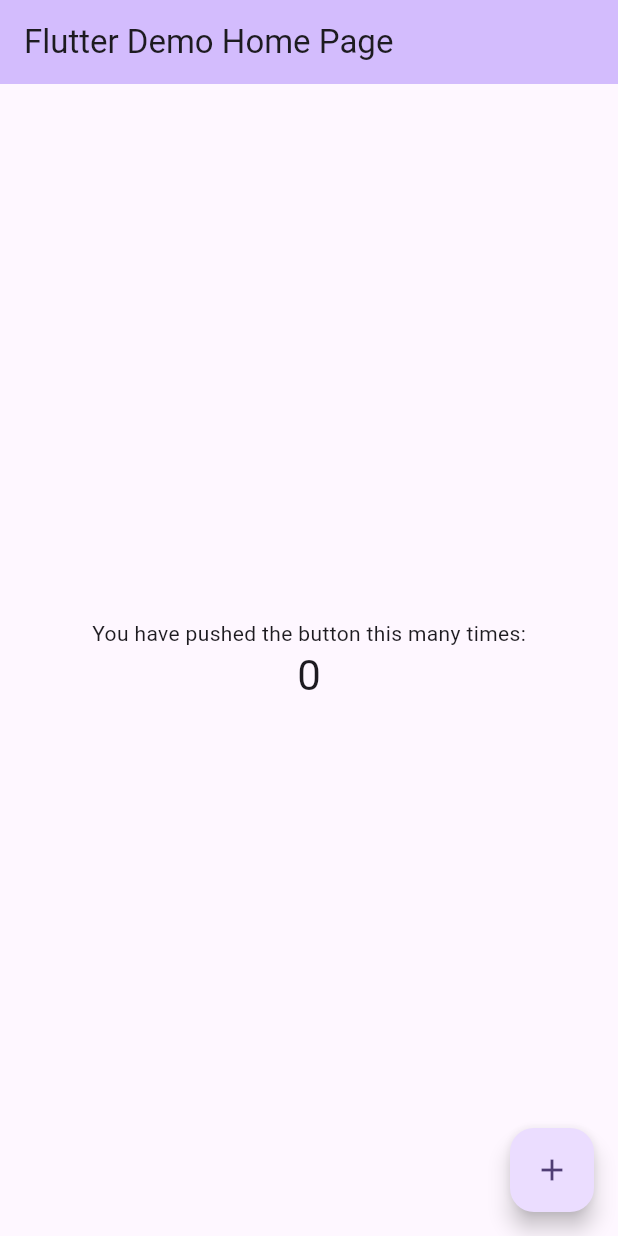
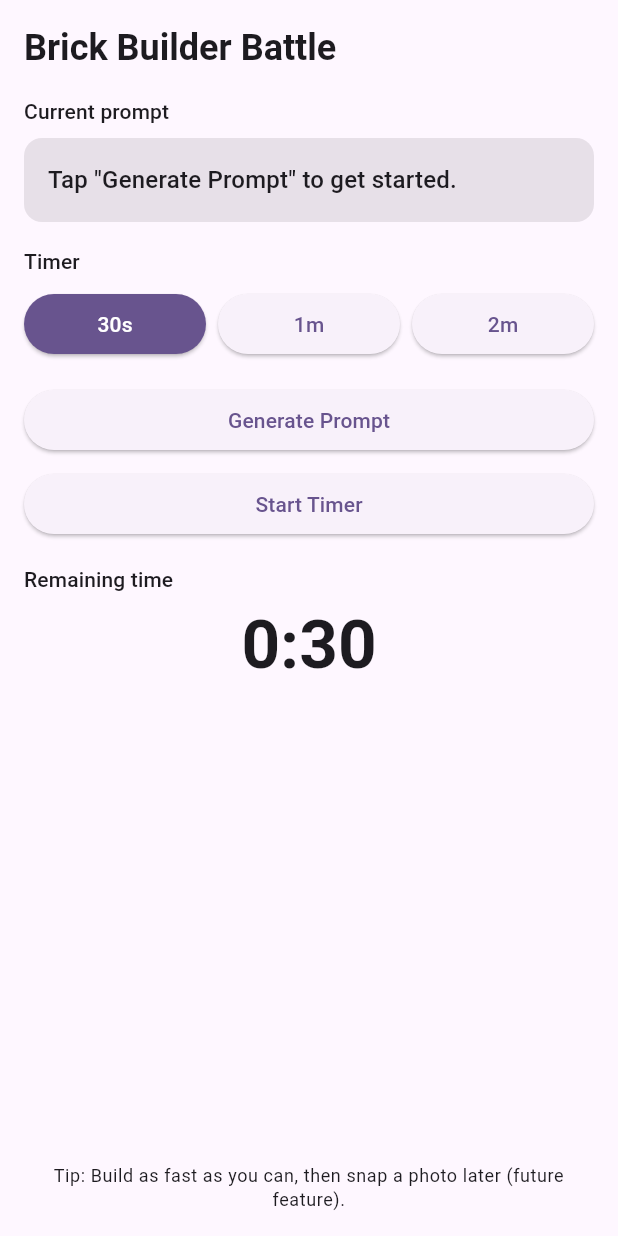
Before and after one commit to NDePetris/brick-builder-battle, a Flutter app: the screen it shows after launch, on a phone screen of 412 x 824 dp. Run offline on Flutter 3.47's test engine with Material 3 defaults, Android fonts, the phone set to English and light mode, and no system bars.

Commit message:
first pass on MVP with cursor

```diff
--- a/lib/main.dart
+++ b/lib/main.dart
@@ -1,121 +1,216 @@
+import 'dart:async';
+import 'dart:math';
+
 import 'package:flutter/material.dart';
 
 void main() {
-  runApp(const MyApp());
+  runApp(const BrickBuilderBattleApp());
 }
 
-class MyApp extends StatelessWidget {
-  const MyApp({super.key});
+class BrickBuilderBattleApp extends StatelessWidget {
+  const BrickBuilderBattleApp({super.key});
 
-  // This widget is the root of your application.
   @override
   Widget build(BuildContext context) {
     return MaterialApp(
-      title: 'Flutter Demo',
+      debugShowCheckedModeBanner: false,
+      title: 'Brick Builder Battle',
       theme: ThemeData(
-        // This is the theme of your application.
-        //
-        // TRY THIS: Try running your application with "flutter run". You'll see
-        // the application has a purple toolbar. Then, without quitting the app,
-        // try changing the seedColor in the colorScheme below to Colors.green
-        // and then invoke "hot reload" (save your changes or press the "hot
-        // reload" button in a Flutter-supported IDE, or press "r" if you used
-        // the command line to start the app).
-        //
-        // Notice that the counter didn't reset back to zero; the application
-        // state is not lost during the reload. To reset the state, use hot
-        // restart instead.
-        //
-        // This works for code too, not just values: Most code changes can be
-        // tested with just a hot reload.
-        colorScheme: .fromSeed(seedColor: Colors.deepPurple),
+        colorScheme: ColorScheme.fromSeed(seedColor: Colors.deepPurple),
+        useMaterial3: true,
       ),
-      home: const MyHomePage(title: 'Flutter Demo Home Page'),
+      home: const BrickBuilderBattleScreen(),
     );
   }
 }
 
-class MyHomePage extends StatefulWidget {
-  const MyHomePage({super.key, required this.title});
-
-  // This widget is the home page of your application. It is stateful, meaning
-  // that it has a State object (defined below) that contains fields that affect
-  // how it looks.
-
-  // This class is the configuration for the state. It holds the values (in this
-  // case the title) provided by the parent (in this case the App widget) and
-  // used by the build method of the State. Fields in a Widget subclass are
-  // always marked "final".
-
-  final String title;
+class BrickBuilderBattleScreen extends StatefulWidget {
+  const BrickBuilderBattleScreen({super.key});
 
   @override
-  State<MyHomePage> createState() => _MyHomePageState();
+  State<BrickBuilderBattleScreen> createState() =>
+      _BrickBuilderBattleScreenState();
 }
 
-class _MyHomePageState extends State<MyHomePage> {
-  int _counter = 0;
+class _BrickBuilderBattleScreenState extends State<BrickBuilderBattleScreen> {
+  final _random = Random();
 
-  void _incrementCounter() {
+  // In the future, these prompts could come from an API. For now, keep them local
+  // and simple.
+  final List<String> _objects = const ['dragon', 'castle', 'robot'];
+  final List<String> _modifiers = const ['tiny', 'giant', 'upside-down'];
+  final List<String> _styles = const ['futuristic', 'medieval', 'cartoon'];
+
+  String _prompt = 'Tap "Generate Prompt" to get started.';
+
+  int _selectedDurationSeconds = 30;
+  int _remainingSeconds = 30;
+
+  Timer? _timer;
+  bool _isRunning = false;
+
+  @override
+  void dispose() {
+    _timer?.cancel();
+    super.dispose();
+  }
+
+  void _selectDuration(int seconds) {
+    if (_isRunning) return; // Keep it simple: don't change duration mid-timer.
+
     setState(() {
-      // This call to setState tells the Flutter framework that something has
-      // changed in this State, which causes it to rerun the build method below
-      // so that the display can reflect the updated values. If we changed
-      // _counter without calling setState(), then the build method would not be
-      // called again, and so nothing would appear to happen.
-      _counter++;
+      _selectedDurationSeconds = seconds;
+      _remainingSeconds = seconds;
     });
+  }
+
+  void _generatePrompt() {
+    final object = _objects[_random.nextInt(_objects.length)];
+    final modifier = _modifiers[_random.nextInt(_modifiers.length)];
+    final style = _styles[_random.nextInt(_styles.length)];
+
+    setState(() {
+      _prompt = 'Build a $modifier $style $object';
+    });
+  }
+
+  void _startTimer() {
+    if (_isRunning) return; // Prevent multiple timers running at once.
+
+    _timer?.cancel(); // Safety: ensure any old timer is gone.
+
+    setState(() {
+      _isRunning = true;
+      _remainingSeconds = _selectedDurationSeconds;
+    });
+
+    _timer = Timer.periodic(const Duration(seconds: 1), (timer) {
+      if (!mounted) return;
+
+      setState(() {
+        _remainingSeconds--;
+
+        if (_remainingSeconds <= 0) {
+          _remainingSeconds = 0;
+          _isRunning = false;
+          _timer?.cancel();
+          _timer = null;
+        }
+      });
+    });
+  }
+
+  String _formatTime(int totalSeconds) {
+    final minutes = totalSeconds ~/ 60;
+    final seconds = totalSeconds % 60;
+    final mm = minutes.toString();
+    final ss = seconds.toString().padLeft(2, '0');
+    return '$mm:$ss';
+  }
+
+  Widget _timerChoiceButton(String label, int seconds) {
+    final isSelected = _selectedDurationSeconds == seconds;
+
+    return Expanded(
+      child: ElevatedButton(
+        onPressed: _isRunning ? null : () => _selectDuration(seconds),
+        style: ElevatedButton.styleFrom(
+          backgroundColor: isSelected
+              ? Theme.of(context).colorScheme.primary
+              : null,
+          foregroundColor: isSelected
+              ? Theme.of(context).colorScheme.onPrimary
+              : null,
+        ),
+        child: Text(label),
+      ),
+    );
   }
 
   @override
   Widget build(BuildContext context) {
-    // This method is rerun every time setState is called, for instance as done
-    // by the _incrementCounter method above.
-    //
-    // The Flutter framework has been optimized to make rerunning build methods
-    // fast, so that you can just rebuild anything that needs updating rather
-    // than having to individually change instances of widgets.
+    final titleStyle = Theme.of(context).textTheme.headlineSmall?.copyWith(
+          fontWeight: FontWeight.bold,
+        );
+
     return Scaffold(
-      appBar: AppBar(
-        // TRY THIS: Try changing the color here to a specific color (to
-        // Colors.amber, perhaps?) and trigger a hot reload to see the AppBar
-        // change color while the other colors stay the same.
-        backgroundColor: Theme.of(context).colorScheme.inversePrimary,
-        // Here we take the value from the MyHomePage object that was created by
-        // the App.build method, and use it to set our appbar title.
-        title: Text(widget.title),
+      body: SafeArea(
+        child: Padding(
+          padding: const EdgeInsets.all(16),
+          child: Column(
+            crossAxisAlignment: CrossAxisAlignment.stretch,
+            children: [
+              Text('Brick Builder Battle', style: titleStyle),
+              const SizedBox(height: 16),
+
+              Text(
+                'Current prompt',
+                style: Theme.of(context).textTheme.labelLarge,
               ),
-      body: Center(
-        // Center is a layout widget. It takes a single child and positions it
-        // in the middle of the parent.
-        child: Column(
-          // Column is also a layout widget. It takes a list of children and
-          // arranges them vertically. By default, it sizes itself to fit its
-          // children horizontally, and tries to be as tall as its parent.
-          //
-          // Column has various properties to control how it sizes itself and
-          // how it positions its children. Here we use mainAxisAlignment to
-          // center the children vertically; the main axis here is the vertical
-          // axis because Columns are vertical (the cross axis would be
-          // horizontal).
-          //
-          // TRY THIS: Invoke "debug painting" (choose the "Toggle Debug Paint"
-          // action in the IDE, or press "p" in the console), to see the
-          // wireframe for each widget.
-          mainAxisAlignment: .center,
+              const SizedBox(height: 8),
+              Container(
+                padding: const EdgeInsets.all(16),
+                decoration: BoxDecoration(
+                  color: Theme.of(context).colorScheme.surfaceContainerHighest,
+                  borderRadius: BorderRadius.circular(12),
+                ),
+                child: Text(
+                  _prompt,
+                  style: Theme.of(context).textTheme.titleMedium,
+                ),
+              ),
+
+              const SizedBox(height: 16),
+              Text(
+                'Timer',
+                style: Theme.of(context).textTheme.labelLarge,
+              ),
+              const SizedBox(height: 8),
+              Row(
                 children: [
-            const Text('You have pushed the button this many times:'),
+                  _timerChoiceButton('30s', 30),
+                  const SizedBox(width: 8),
+                  _timerChoiceButton('1m', 60),
+                  const SizedBox(width: 8),
+                  _timerChoiceButton('2m', 120),
+                ],
+              ),
+
+              const SizedBox(height: 16),
+              ElevatedButton(
+                onPressed: _generatePrompt,
+                child: const Text('Generate Prompt'),
+              ),
+              const SizedBox(height: 8),
+              ElevatedButton(
+                onPressed: _isRunning ? null : _startTimer,
+                child: Text(_isRunning ? 'Timer Running...' : 'Start Timer'),
+              ),
+
+              const SizedBox(height: 16),
               Text(
-              '$_counter',
-              style: Theme.of(context).textTheme.headlineMedium,
+                'Remaining time',
+                style: Theme.of(context).textTheme.labelLarge,
+              ),
+              const SizedBox(height: 8),
+              Center(
+                child: Text(
+                  _formatTime(_remainingSeconds),
+                  style: Theme.of(context).textTheme.displayMedium?.copyWith(
+                        fontWeight: FontWeight.bold,
+                      ),
+                ),
+              ),
+
+              const Spacer(),
+              Text(
+                'Tip: Build as fast as you can, then snap a photo later (future feature).',
+                textAlign: TextAlign.center,
+                style: Theme.of(context).textTheme.bodySmall,
               ),
             ],
           ),
         ),
-      floatingActionButton: FloatingActionButton(
-        onPressed: _incrementCounter,
-        tooltip: 'Increment',
-        child: const Icon(Icons.add),
       ),
     );
   }
```
Lines whose indentation alone changed are shown as unchanged.
